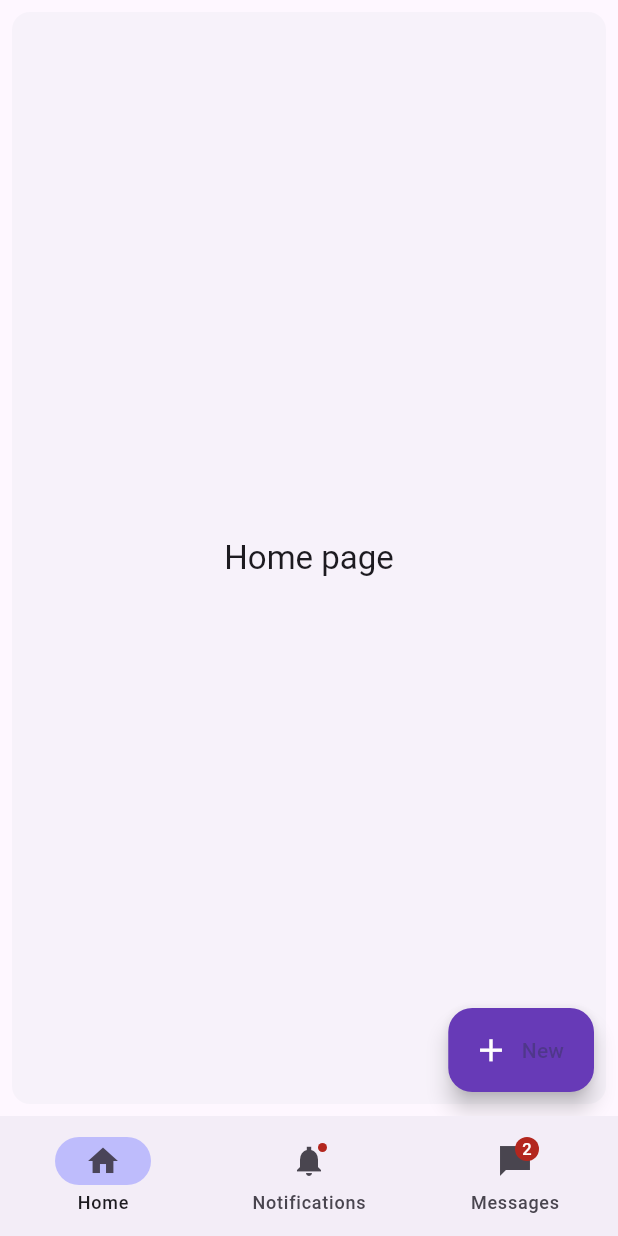
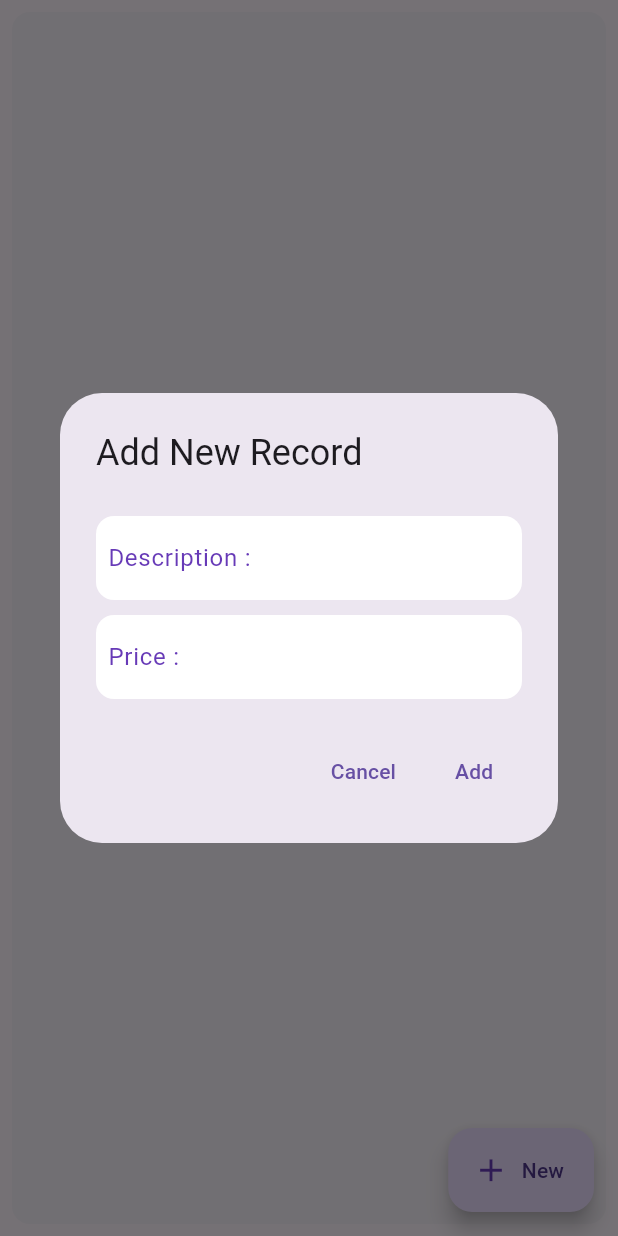
Before and after one commit to jlbat/ExpenseTracker, a Flutter app: the Home screen opened directly, after a tap on "New", on a phone screen of 412 x 824 dp. Run offline on Flutter 3.47's test engine with Material 3 defaults, Android fonts, the phone set to English and light mode, and no system bars; our stand-ins replace firebase_auth, firebase_core; missing offline and left inert: alert_banner; accounts and stored records are empty; network calls fail.

Commit message:
[Update] 28/8 update

```diff
--- /dev/null
+++ b/lib/Components/Dialog/newRecordDialog.dart
@@ -0,0 +1,79 @@
+import 'package:flutter/material.dart';
+import 'package:flutter/services.dart';
+
+class NewRecordDialog extends StatefulWidget {
+  const NewRecordDialog({super.key});
+
+  @override
+  State<NewRecordDialog> createState() => _NewRecordDialogState();
+}
+
+class _NewRecordDialogState extends State<NewRecordDialog> {
+  final TextEditingController _descriptionController = TextEditingController();
+  final TextEditingController _priceController = TextEditingController();
+
+  @override
+  Widget build(BuildContext context) {
+    return AlertDialog(
+      title: const Text('Add New Record'),
+      content: SizedBox(
+        width: 500,
+        child: SingleChildScrollView(
+          child: Column(
+            children: <Widget>[
+              const SizedBox(height: 10,),
+              Container(
+                padding: const EdgeInsets.fromLTRB(8, 0, 8, 0),
+                decoration: const BoxDecoration(
+                  color: Colors.white,
+                  borderRadius: BorderRadius.all(Radius.circular(12)),
+
+                ),
+                child: TextFormField(
+                  controller: _descriptionController,
+                  style: const TextStyle(color: Colors.deepPurple),
+                  cursorColor: const Color(0x9E9E9EFF),
+                  decoration: const InputDecoration(
+                      border: InputBorder.none,
+                      labelText: 'Description : ',
+                      labelStyle: TextStyle(color: Colors.deepPurple)
+                  ),
+                ),
+              ),
+              const SizedBox(height: 10,),
+              Container(
+                padding: const EdgeInsets.fromLTRB(8, 0, 8, 0),
+                decoration: const BoxDecoration(
+                  color: Colors.white,
+                  borderRadius: BorderRadius.all(Radius.circular(12)),
+
+                ),
+                child: TextFormField(
+                  controller: _priceController,
+                  cursorColor: const Color(0x9E9E9EFF),
+                  inputFormatters: [ FilteringTextInputFormatter.allow(RegExp(r'^[+-]?(\d+)?(\.\d*)?$'))],
+                  style: const TextStyle(color: Colors.deepPurple),
+                  decoration: const InputDecoration(
+                      border: InputBorder.none,
+                      labelText: 'Price : ',
+                      labelStyle: TextStyle(color: Colors.deepPurple)
+                  ),
+                ),
+              ),
+            ],
+          ),
+        ),
+      ),
+      actions: <Widget>[
+        TextButton(
+          onPressed: () => Navigator.pop(context, 'Cancel'),
+          child: const Text('Cancel'),
+        ),
+        TextButton(
+          onPressed: () => Navigator.pop(context, 'OK'),
+          child: const Text('Add'),
+        ),
+      ],
+    );
+  }
+}
--- /dev/null
+++ b/lib/Components/home.dart
@@ -0,0 +1,47 @@
+import 'package:expense_tracker/Components/Dialog/newRecordDialog.dart';
+import 'package:flutter/material.dart';
+import 'package:flutter/services.dart';
+
+class Home extends StatefulWidget {
+  const Home({super.key});
+
+  @override
+  State<Home> createState() => _HomeState();
+}
+
+class _HomeState extends State<Home> {
+  @override
+  Widget build(BuildContext context) {
+    final ThemeData theme = Theme.of(context);
+    return AnnotatedRegion(
+      value: const SystemUiOverlayStyle(
+        statusBarColor: Color(0x9E9E9EFF),
+        statusBarIconBrightness: Brightness.dark,
+      ),
+      child: SafeArea(
+        child: Scaffold(
+            body: Card(
+              shadowColor: Colors.transparent,
+              margin: const EdgeInsets.all(8.0),
+              child: SizedBox.expand(
+                child: Center(
+                  child: Text(
+                    'Home page',
+                    style: theme.textTheme.titleLarge,
+                  ),
+                ),
+              ),
+            ),
+            floatingActionButton: FloatingActionButton.extended(
+              onPressed: () => showDialog<String>(
+                  context: context,
+                  builder: (BuildContext context) => const NewRecordDialog(),
+              ),
+              label: const Text('New'),
+              icon: const Icon(Icons.add, color: Colors.deepPurple, size: 25),
+            )
+        ),
+      ),
+    );
+  }
+}
--- a/lib/Home/home.dart
+++ b/lib/Components/mainpage.dart
@@ -1,23 +1,24 @@
 import 'package:alert_banner/exports.dart';
 import 'package:expense_tracker/Authentication/login.dart';
+import 'package:expense_tracker/Components/home.dart';
 import 'package:flutter/material.dart';
 import 'package:flutter/services.dart';
 import '../Common/alertBanner.dart';
 import '../Authentication/authService.dart';
 
-class Home extends StatefulWidget {
-  const Home({super.key});
+class Mainpage extends StatefulWidget {
+  static String id = 'main';
+  const Mainpage({super.key});
 
   @override
-  State<Home> createState() => _NavigationExampleState();
+  State<Mainpage> createState() => _MainpageState();
 }
 
-class _NavigationExampleState extends State<Home> {
+class _MainpageState extends State<Mainpage> {
   int currentPageIndex = 0;
 
   @override
   Widget build(BuildContext context) {
-    final ThemeData theme = Theme.of(context);
     return Scaffold(
       bottomNavigationBar: NavigationBar(
         onDestinationSelected: (int index) {
@@ -34,8 +35,8 @@ class _NavigationExampleState extends State<Home> {
             label: 'Home',
           ),
           NavigationDestination(
-            icon: Badge(child: Icon(Icons.notifications_sharp)),
-            label: 'Notifications',
+            icon: Badge(child: Icon(Icons.bar_chart)),
+            label: 'Statistics',
           ),
           NavigationDestination(
             icon: Badge(
@@ -48,36 +49,7 @@ class _NavigationExampleState extends State<Home> {
       ),
       body: <Widget>[
         /// Home page
-        AnnotatedRegion(
-            value: const SystemUiOverlayStyle(
-            statusBarColor: Color(0x9E9E9EFF),
-            statusBarIconBrightness: Brightness.dark,
-          ),
-            child: SafeArea(
-              child: Scaffold(
-                body: Card(
-                  shadowColor: Colors.transparent,
-                  margin: const EdgeInsets.all(8.0),
-                  child: SizedBox.expand(
-                    child: Center(
-                      child: Text(
-                        'Home page',
-                        style: theme.textTheme.titleLarge,
-                      ),
-                    ),
-                  ),
-                ),
-                  floatingActionButton: FloatingActionButton.extended(
-                    backgroundColor: Colors.deepPurple,
-                    onPressed: (){},
-                    label: const Text('New'),
-                    icon: const Icon(Icons.add, color: Colors.white, size: 25),
-                  )
-              ),
-            ),
-          ),
-
-
+        const Home(),
         /// Notifications page
         const Padding(
           padding: EdgeInsets.all(8.0),
@@ -125,10 +97,7 @@ class _NavigationExampleState extends State<Home> {
                         onTap: () async {
                           final message = await AuthService().logout();
                           if (message!.contains('Success')) {
-                            Navigator.push(
-                              context,
-                              MaterialPageRoute(builder: (context) => const Login()),
-                            );
+                            Navigator.pushNamed(context, Login.id);
 
                             showAlertBanner(
                                 context,
@@ -151,16 +120,8 @@ class _NavigationExampleState extends State<Home> {
                             );
                           }
                         },
-                        leading: Icon(Icons.notifications_sharp),
-                        title: Text('Logout'),
-                        subtitle: Text('This is a notification'),
-                      ),
-                    ),
-                    const Card(
-                      child: ListTile(
-                        leading: Icon(Icons.notifications_sharp),
-                        title: Text('Notification 2'),
-                        subtitle: Text('This is a notification'),
+                        leading: const Icon(Icons.logout),
+                        title: const Text('Logout')
                       ),
                     ),
                   ],
--- a/lib/main.dart
+++ b/lib/main.dart
@@ -1,4 +1,7 @@
+import 'dart:async';
 import 'package:expense_tracker/Authentication/login.dart';
+import 'package:expense_tracker/Components/mainpage.dart';
+import 'package:firebase_auth/firebase_auth.dart';
 import 'package:firebase_core/firebase_core.dart';
 import 'firebase_options.dart';
 import 'package:flutter/material.dart';
@@ -9,11 +12,35 @@ void main() async {
   await Firebase.initializeApp(
     options: DefaultFirebaseOptions.currentPlatform,
   );
-  runApp(const MyApp());
+  runApp(MyApp());
 }
 
-class MyApp extends StatelessWidget {
-  const MyApp({super.key});
+class MyApp extends StatefulWidget {
+  // This widget is the root of your application.
+
+  @override
+  _MyAppState createState() => _MyAppState();
+}
+
+class _MyAppState extends State<MyApp> {
+
+  late StreamSubscription<User?> user;
+  void initState() {
+    super.initState();
+    user = FirebaseAuth.instance.authStateChanges().listen((user) {
+      if (user == null) {
+        print('User is currently signed out!');
+      } else {
+        print('User is signed in!');
+      }
+    });
+  }
+
+  @override
+  void dispose() {
+    user.cancel();
+    super.dispose();
+  }
 
   // This widget is the root of your application.
   @override
@@ -25,11 +52,23 @@ class MyApp extends StatelessWidget {
       ],
     );
     return MaterialApp(
+      /// check if user is signed (Open Home page ) if user is not signed in (open login page)
+      initialRoute: FirebaseAuth.instance.currentUser == null ? Login.id : Mainpage.id,
       debugShowCheckedModeBanner: false,
       theme: ThemeData(
         primarySwatch: Colors.purple,
+        useMaterial3: true
       ),
-      home: const Login(),
+      darkTheme: ThemeData(
+        primarySwatch: Colors.deepPurple,
+        useMaterial3: true
+      ),
+      ///key value pair
+      routes: {
+        Mainpage.id: (context) => const Mainpage(),
+        Login.id: (context) => const Login(),
+      },
+      home: const Login()
     );
   }
 }
```
Also changed, not shown: lib/Authentication/login.dart (+10 -10 lines).
